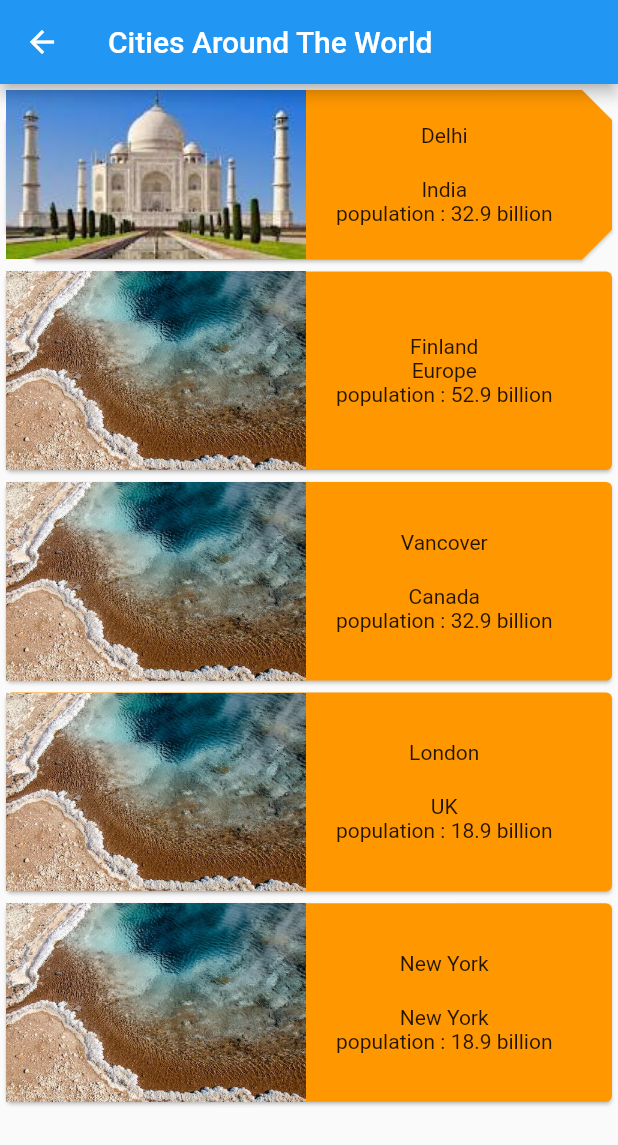
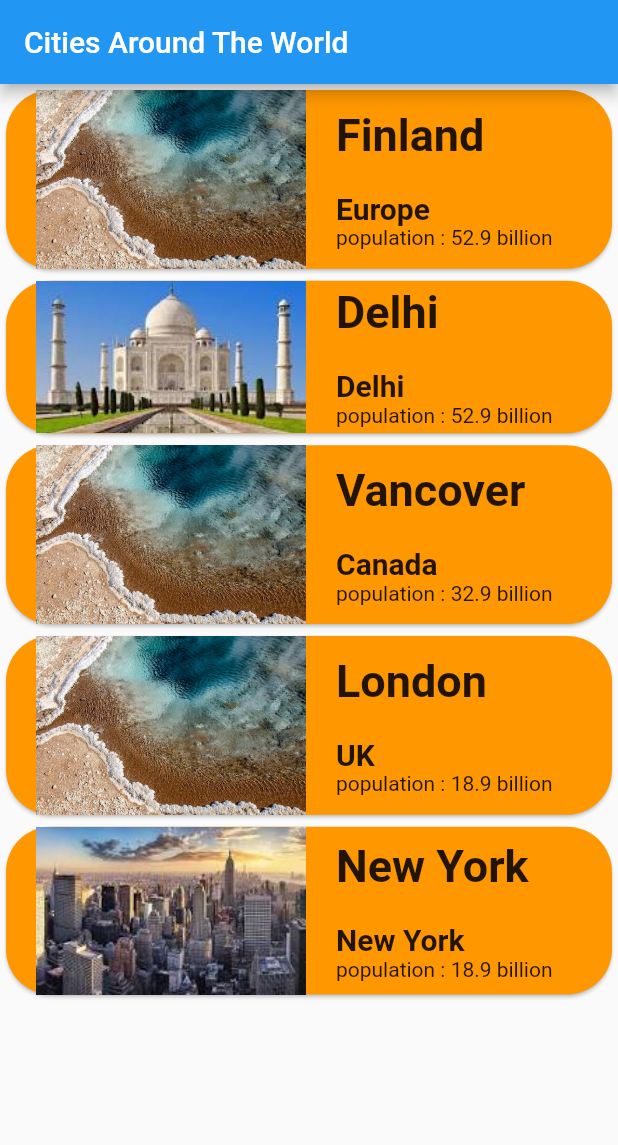
Before and after one commit to saheedalima/assingnment_2, a Flutter app: the List_Ui screen opened directly, on a phone screen of 412 x 824 dp. Shown: the top 1145 px of the screen. Run offline on Flutter 3.47's test engine with Material 2 defaults, Android fonts, the phone set to English and light mode, and no system bars; our stand-ins replace device_preview; missing offline and left inert: dart:js.

Commit message:
initial commit

```diff
--- a/lib/Bottom_Sheet.dart
+++ b/lib/Bottom_Sheet.dart
@@ -7,12 +7,10 @@ class Bottom_Sheet extends StatelessWidget {
   @override
   Widget build(BuildContext context) {
     return Scaffold(
-      appBar: AppBar(title: Text("Bottm Sheet"),),
+      appBar: AppBar(title: Text("Bottom Sheet"),),
       body: Center(
         child: GestureDetector(
-          onLongPress: (){
-
-          },)
+          onLongPress: (){},)
       ),
     );
   }
--- a/lib/List_Ui.dart
+++ b/lib/List_Ui.dart
@@ -10,28 +10,98 @@ class List_Ui extends StatelessWidget {
       body: ListView(
         children: [
           Card(
-              shape: BeveledRectangleBorder(
-      borderRadius: BorderRadius.circular(20),
-    ),
+            shape: RoundedRectangleBorder(borderRadius: BorderRadius.circular(30)),
             color: Colors.orange,
             child: Row(
               children: [
                 Container(
+                  decoration:
+                  BoxDecoration(
+                      borderRadius: BorderRadius.circular(20)),
+                  child: Padding(
+                    padding: const EdgeInsets.only(left: 20),
+                    child: Image.asset("assets/icons/img_2.png",fit: BoxFit.fill,),
+                  ),
                   width: 200,
-                  decoration:
-                      BoxDecoration(
-                          borderRadius: BorderRadius.circular(50)),
-                  child: Image.asset("assets/icons/img_3.png",fit: BoxFit.fill,),
-
                 ),
                 const SizedBox(
                   width: 20,
                 ),
                 Column(
+                  mainAxisAlignment: MainAxisAlignment.start,
+                  crossAxisAlignment: CrossAxisAlignment.start,
                   children: const [
-                    Text("Delhi"),
+                    Padding(
+                      padding: EdgeInsets.only(bottom: 20),
+                      child: Text("Finland",style: TextStyle(fontSize: 30,fontWeight: FontWeight.bold),),
+                    ),
+                    SizedBox(width: 20,),
+                    Text("Europe",style: TextStyle(fontSize: 20,fontWeight: FontWeight.bold),),
+                    Text("population : 52.9 billion")
+                  ],
+                )
+              ],
+            ),
+          ),
+          Card(
+            shape: RoundedRectangleBorder(borderRadius: BorderRadius.circular(30)),
+            color: Colors.orange,
+            child: Row(
+              children: [
+                Container(
+                  decoration:
+                      BoxDecoration(
+                          borderRadius: BorderRadius.circular(20)),
+                  child: Padding(
+                    padding: const EdgeInsets.only(left: 20),
+                    child: Image.asset("assets/icons/img_3.png",fit: BoxFit.fill,),
+                  ),
+                  width: 200,
+                ),
+                const SizedBox(
+                  width: 20,
+                ),
+                Column(
+                  mainAxisAlignment: MainAxisAlignment.start,
+                  crossAxisAlignment: CrossAxisAlignment.start,
+                  children: const [
+                    Padding(
+                      padding: EdgeInsets.only(bottom: 20),
+                      child: Text("Delhi",style: TextStyle(fontSize: 30,fontWeight: FontWeight.bold),),
+                    ),
+                    SizedBox(width: 20,),
+                    Text("Delhi",style: TextStyle(fontSize: 20,fontWeight: FontWeight.bold),),
+                    Text("population : 52.9 billion")
+                  ],
+                )
+              ],
+            ),
+          ),
+          Card(
+            shape: RoundedRectangleBorder(borderRadius: BorderRadius.circular(30)),
+            color: Colors.orange,
+            child: Row(
+              children: [
+                Container(
+                  decoration:
+                      BoxDecoration(borderRadius: BorderRadius.circular(20)),
+                  child: Padding(
+                    padding: const EdgeInsets.only(left: 20),
+                    child: Image.asset("assets/icons/img_2.png",fit: BoxFit.fill,),
+                  ),
+                  width: 200,
+                ),
+                const SizedBox(
+                  width: 20,
+
+                ),
+                Column(
+                  mainAxisAlignment: MainAxisAlignment.start,
+                  crossAxisAlignment: CrossAxisAlignment.start,
+                  children: const [
+                    Text("Vancover",style: TextStyle(fontSize: 30,fontWeight: FontWeight.bold),),
                     SizedBox(height: 20),
-                    Text("India"),
+                    Text("Canada",style: TextStyle(fontSize: 20,fontWeight: FontWeight.bold),),
                     Text("population : 32.9 billion")
                   ],
                 )
@@ -39,63 +109,17 @@ class List_Ui extends StatelessWidget {
             ),
           ),
           Card(
-            color: Colors.orange,
-            child: Row(
-              children: [
-                Container(
-                  decoration:
-                      BoxDecoration(
-                          borderRadius: BorderRadius.circular(20)),
-                  child: Image.asset("assets/icons/img_2.png",fit: BoxFit.fill,),
-                  width: 200,
-                ),
-                const SizedBox(
-                  width: 20,
-                ),
-                Column(
-                  children: const [
-                    Text("Finland"),
-                    SizedBox(width: 20,),
-                    Text("Europe"),
-                    Text("population : 52.9 billion")
-                  ],
-                )
-              ],
-            ),
-          ),
-          Card(
+            shape: RoundedRectangleBorder(borderRadius: BorderRadius.circular(30)),
             color: Colors.orange,
             child: Row(
               children: [
                 Container(
                   decoration:
                       BoxDecoration(borderRadius: BorderRadius.circular(20)),
-                  child: Image.asset("assets/icons/img_2.png",fit: BoxFit.fill,),
-                  width: 200,
-                ),
-                const SizedBox(
-                  width: 20,
-
-                ),
-                Column(
-                  children: const [
-                    Text("Vancover"),
-                    SizedBox(height: 20),
-                    Text("Canada"),
-                    Text("population : 32.9 billion")
-                  ],
-                )
-              ],
-            ),
-          ),
-          Card(
-            color: Colors.orange,
-            child: Row(
-              children: [
-                Container(
-                  decoration:
-                      BoxDecoration(borderRadius: BorderRadius.circular(20)),
-                  child: Image.asset("assets/icons/img_2.png"),
+                  child: Padding(
+                    padding: const EdgeInsets.only(left: 20),
+                    child: Image.asset("assets/icons/img_2.png"),
+                  ),
                   width: 200,
 
                 ),
@@ -104,10 +128,12 @@ class List_Ui extends StatelessWidget {
 
                 ),
                 Column(
+                  mainAxisAlignment: MainAxisAlignment.start,
+                  crossAxisAlignment: CrossAxisAlignment.start,
                   children: const [
-                    Text("London"),
+                    Text("London",style: TextStyle(fontSize: 30,fontWeight: FontWeight.bold),),
                     SizedBox(height: 20),
-                    Text("UK"),
+                    Text("UK",style: TextStyle(fontSize: 20,fontWeight: FontWeight.bold),),
                     Text("population : 18.9 billion")
                   ],
                 )
@@ -115,14 +141,18 @@ class List_Ui extends StatelessWidget {
             ),
           ),
           Card(
-             color: Colors.orange,
+            shape: RoundedRectangleBorder(borderRadius: BorderRadius.circular(30)),
+            color: Colors.orange,
             child: Row(
               children: [
 
                 Container(
                   decoration:
                       BoxDecoration(borderRadius: BorderRadius.circular(20)),
-                  child: Image.asset("assets/icons/img_2.png"),
+                  child: Padding(
+                    padding: const EdgeInsets.only(left: 20),
+                    child: Image.asset("assets/icons/newyork.png"),
+                  ),
                   width: 200,
 
                 ),
@@ -131,10 +161,12 @@ class List_Ui extends StatelessWidget {
 
                 ),
                 Column(
+                  mainAxisAlignment: MainAxisAlignment.start,
+                  crossAxisAlignment: CrossAxisAlignment.start,
                   children: const [
-                    Text("New York"),
+                    Text("New York",style: TextStyle(fontSize: 30,fontWeight: FontWeight.bold),),
                     SizedBox(height: 20),
-                    Text("New York"),
+                    Text("New York",style: TextStyle(fontSize: 20,fontWeight: FontWeight.bold),),
                     Text("population : 18.9 billion")
                   ],
                 )
--- a/lib/Splash.dart
+++ b/lib/Splash.dart
@@ -35,7 +35,7 @@ class _SplashState extends State<Splash> {
   @override
   void initState() {
     Timer(Duration(seconds: 5), () {
-      Navigator.of(context).pushReplacement(MaterialPageRoute(builder: (context) => Hotel_Details_Ui()));
+      Navigator.of(context).pushReplacement(MaterialPageRoute(builder: (context) => List_Ui()));
     });
     super.initState();
   }
```
Also changed, not shown: assets/icons/img_4.png (added).
